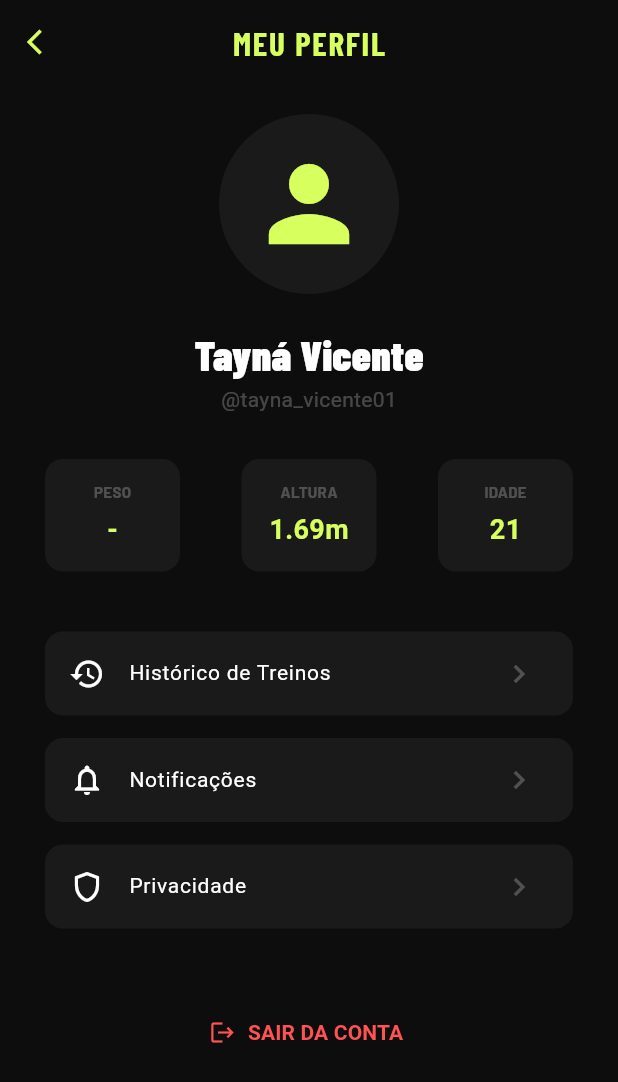
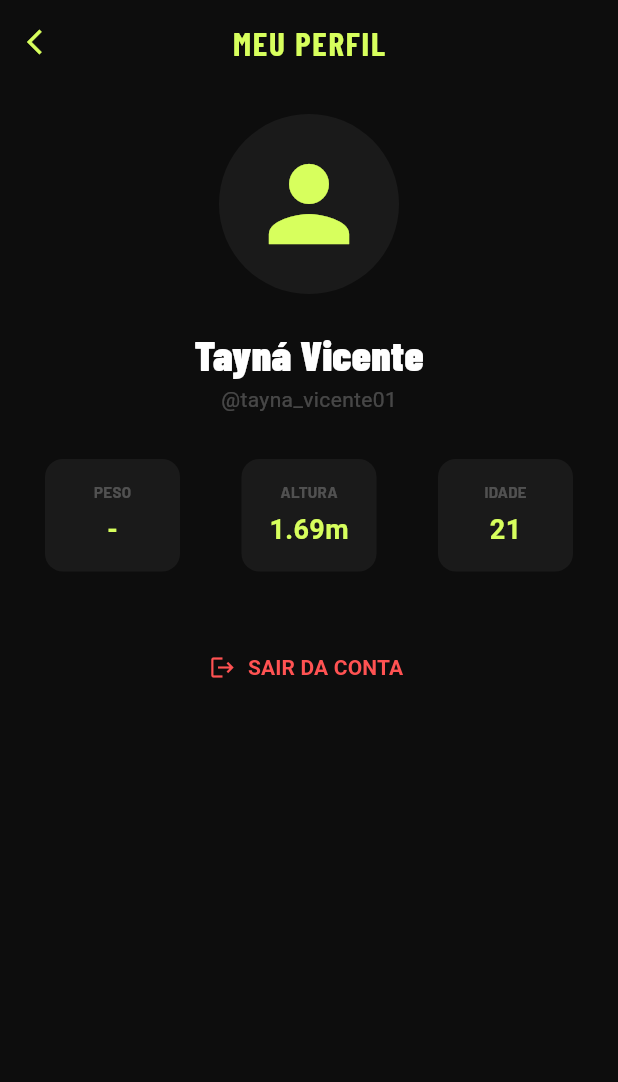
Before and after one commit to tayna01/fitness-mobile-flutter, a Flutter app: the ProfileScreen screen opened by its route, on a phone screen of 412 x 824 dp. Shown: the top 1082 px of the screen. Run offline on Flutter 3.47's test engine with Material 3 defaults, Android fonts, the phone set to English and light mode, and no system bars; our stand-ins replace google_fonts.

Commit message:
fix: correcoes

```diff
--- a/lib/routes/routes.dart
+++ b/lib/routes/routes.dart
@@ -4,4 +4,5 @@ class AppRoutes {
   static const dashboard = '/dashboard';
   static const profile = '/perfil';
   static const forgotPassword = '/recuperar-senha';
+  static const home = '/home';
 }
--- a/lib/screens/forgot_password_screen.dart
+++ b/lib/screens/forgot_password_screen.dart
@@ -11,14 +11,13 @@ class ForgotPasswordScreen extends StatelessWidget {
       backgroundColor: AppColors.background,
       appBar: AppBar(
         backgroundColor: AppColors.background,
-        elevation: 0,
         leading: IconButton(
           icon: const Icon(Icons.arrow_back_ios, color: Colors.white, size: 20),
           onPressed: () => Navigator.pop(context),
         ),
       ),
       body: Padding(
-        padding: const EdgeInsets.all(30.0),
+        padding: const EdgeInsets.all(31.0),
         child: Column(
           crossAxisAlignment: CrossAxisAlignment.stretch,
           children: [
--- a/lib/screens/login.dart
+++ b/lib/screens/login_screen.dart
@@ -12,7 +12,7 @@ class LoginScreen extends StatelessWidget {
       backgroundColor: AppColors.background,
       body: SingleChildScrollView(
         child: Padding(
-          padding: const EdgeInsets.symmetric(horizontal: 30.0, vertical: 80.0),
+          padding: EdgeInsets.symmetric(horizontal: 30.0, vertical: 80.0),
           child: Column(
             mainAxisAlignment: MainAxisAlignment.center,
             crossAxisAlignment: CrossAxisAlignment.stretch,
@@ -23,7 +23,6 @@ class LoginScreen extends StatelessWidget {
                   color: AppColors.textPrimary,
                   fontSize: 60,
                   fontWeight: FontWeight.w900,
-                  height: 0.9,
                 ),
               ),
               Text(
@@ -134,7 +133,7 @@ class LoginScreen extends StatelessWidget {
                 height: 55,
                 child: ElevatedButton(
                   onPressed: () {
-                    Navigator.pushNamed(context, AppRoutes.dashboard);
+                    Navigator.pushNamed(context, AppRoutes.home);
                   },
                   style: ElevatedButton.styleFrom(
                     backgroundColor: AppColors.primary,
--- a/lib/screens/profile_screen.dart
+++ b/lib/screens/profile_screen.dart
@@ -1,5 +1,4 @@
 import 'package:fitness_mobile_flutter/core/utils/app_colors.dart';
-import 'package:fitness_mobile_flutter/widgets/card_profile_options_widget.dart';
 import 'package:fitness_mobile_flutter/widgets/card_profile_widget.dart';
 import 'package:flutter/material.dart';
 import 'package:google_fonts/google_fonts.dart';
@@ -13,7 +12,6 @@ class ProfileScreen extends StatelessWidget {
       backgroundColor: AppColors.background,
       appBar: AppBar(
         backgroundColor: AppColors.background,
-        elevation: 0,
         leading: IconButton(
           icon: const Icon(
             Icons.arrow_back_ios,
@@ -82,15 +80,6 @@ class ProfileScreen extends StatelessWidget {
 
             const SizedBox(height: 40),
 
-            cardProfileOptionsWidget(Icons.history, 'Histórico de Treinos'),
-            cardProfileOptionsWidget(
-              Icons.notifications_outlined,
-              'Notificações',
-            ),
-            cardProfileOptionsWidget(Icons.shield_outlined, 'Privacidade'),
-
-            const SizedBox(height: 30),
-
             SizedBox(
               width: double.infinity,
               child: TextButton.icon(
--- a/lib/widgets/card_field_group_widget.dart
+++ b/lib/widgets/card_field_group_widget.dart
@@ -18,9 +18,11 @@ Widget buildFieldGroup({
           fontWeight: FontWeight.bold,
         ),
       ),
+
       const SizedBox(height: 8),
+
       TextField(
-        obscureText: isPassword,
+        obscureText: false,
         style: const TextStyle(color: AppColors.textPrimary),
         decoration: InputDecoration(
           hintText: hint,
```
Also changed, not shown: lib/main.dart (+4 -3 lines), lib/screens/home_screen.dart (added, +11 -0 lines), lib/screens/register_screen.dart (renamed from lib/screens/register.dart).
